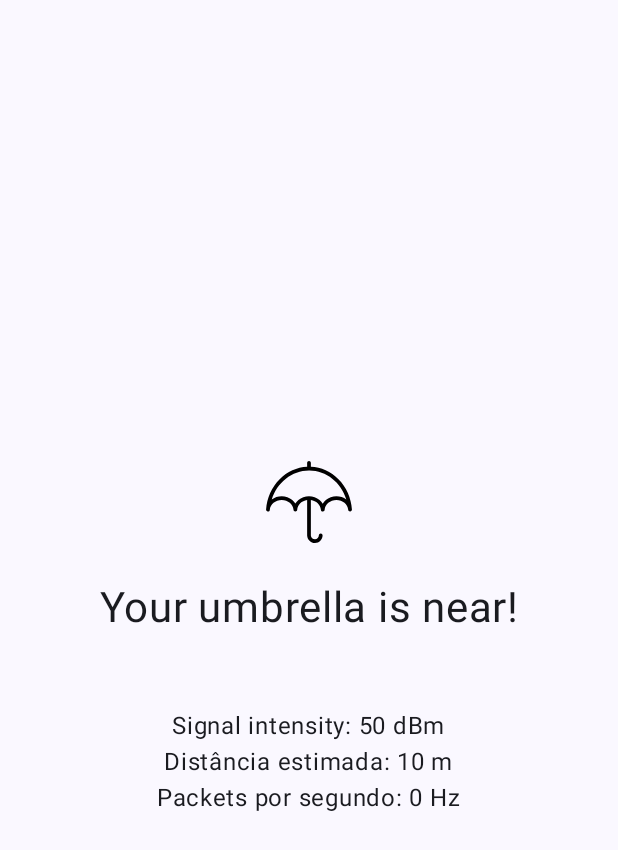
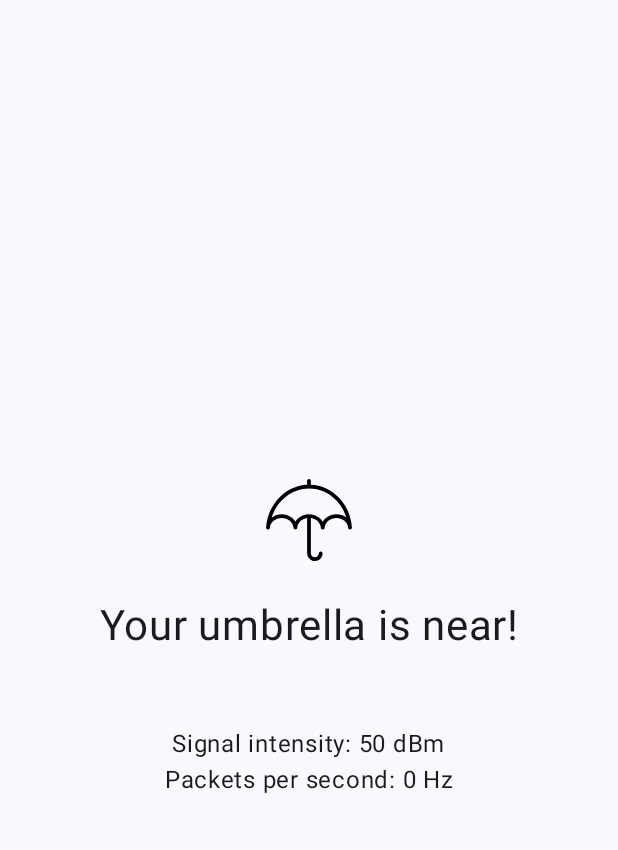
Before and after one commit to bernardolansing/dnfyu, an Android app built with Jetpack Compose: the @Preview function TrackingUmbrellaMainActivityLayout, on a phone screen of 412 x 824 dp. Shown: the top 850 px of the screen. Run offline under Robolectric (Android 15) with nearby library versions, the phone set to English and light mode, and no system bars.

Commit message:
removed distance guess and fixed "packets por segundo" -> "packets per second"

```diff
--- a/app/app/src/main/java/com/bernardolansing/dnfyu/MainActivity.kt
+++ b/app/app/src/main/java/com/bernardolansing/dnfyu/MainActivity.kt
@@ -54,7 +54,6 @@ import androidx.compose.ui.unit.sp
 import androidx.core.content.ContextCompat
 import com.bernardolansing.dnfyu.ui.theme.DoNotForgetYourUmbrellaTheme
 import kotlinx.coroutines.delay
-import kotlin.math.absoluteValue
 
 private enum class Status {
     MissingPermissions,
@@ -234,11 +233,6 @@ private fun startBleScan(context: Context, onUmbrellaFound: (Int) -> Unit) {
     btManager.adapter.bluetoothLeScanner.startScan(scanFilters, scanSettings, scanCallback)
 }
 
-private fun guessDistanceFromSignalIntensity(intensity: Int): Int {
-    // TODO: this was not even tested; perform some real measures to model the signal strength decay
-    return (intensity.absoluteValue - 30) / 2
-}
-
 private fun ringAlertSound(context: Context) {
     Log.i(null, "Ringing alert scream to notify of the forgottal")
     val mediaPlayer = MediaPlayer.create(context, R.raw.alert_scream)
@@ -335,8 +329,7 @@ private fun TrackingUmbrellaFrame(intensity: Int, packetsPerSec: Int = 0) {
         Spacer(modifier = Modifier.height(50.dp))
 
         Text(text = "Signal intensity: $intensity dBm")
-        Text(text = "Distância estimada: ${guessDistanceFromSignalIntensity(intensity)} m")
-        Text(text = "Packets por segundo: $packetsPerSec Hz")
+        Text(text = "Packets per second: $packetsPerSec Hz")
     }
 }
 
```
